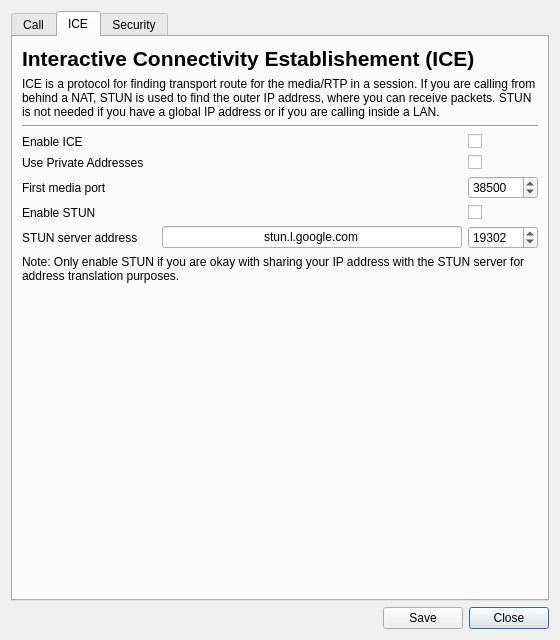
Before: the Qt Designer form src/ui/settings/sipsettings.ui in ultravideo/uvgComm, drawn with Qt 5.
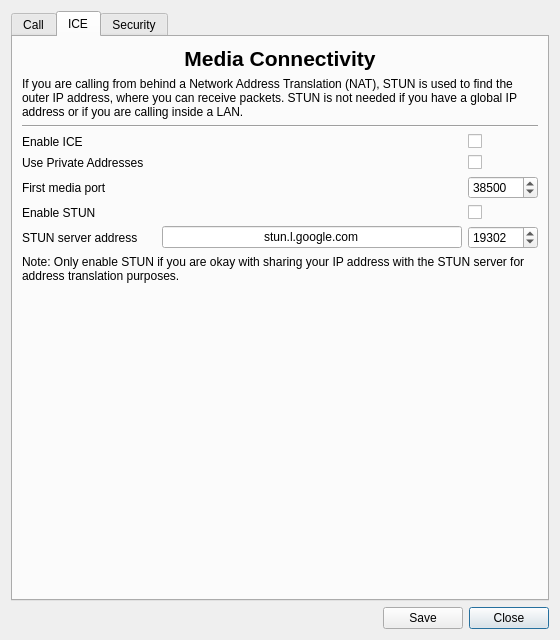
After: the same form once the commit is applied. The open tabs and pages were chosen to show the change.

Commit message: fix(Settings): Hide ICE until it is fixed

The edit to the form file:
```diff
--- a/src/ui/settings/sipsettings.ui
+++ b/src/ui/settings/sipsettings.ui
@@ -149,7 +149,7 @@
        <item row="1" column="0" colspan="3">
         <widget class="QLabel" name="tab_explanation">
          <property name="text">
-          <string>ICE is a protocol for finding transport route for the media/RTP in a session. If you are calling from behind a NAT, STUN is used to find the outer IP address, where you can receive packets. STUN is not needed if you have a global IP address or if you are calling inside a LAN.</string>
+          <string>If you are calling from behind a Network Address Translation (NAT), STUN is used to find the outer IP address, where you can receive packets. STUN is not needed if you have a global IP address or if you are calling inside a LAN.</string>
          </property>
          <property name="wordWrap">
           <bool>true</bool>
@@ -172,7 +172,10 @@
           </font>
          </property>
          <property name="text">
-          <string>Interactive Connectivity Establishement (ICE)</string>
+          <string>Media Connectivity</string>
+         </property>
+         <property name="alignment">
+          <set>Qt::AlignCenter</set>
          </property>
         </widget>
        </item>
```
Left out of the diff: 2 changed lines with no effect on the pictures. The commit also changes 1 other file.
